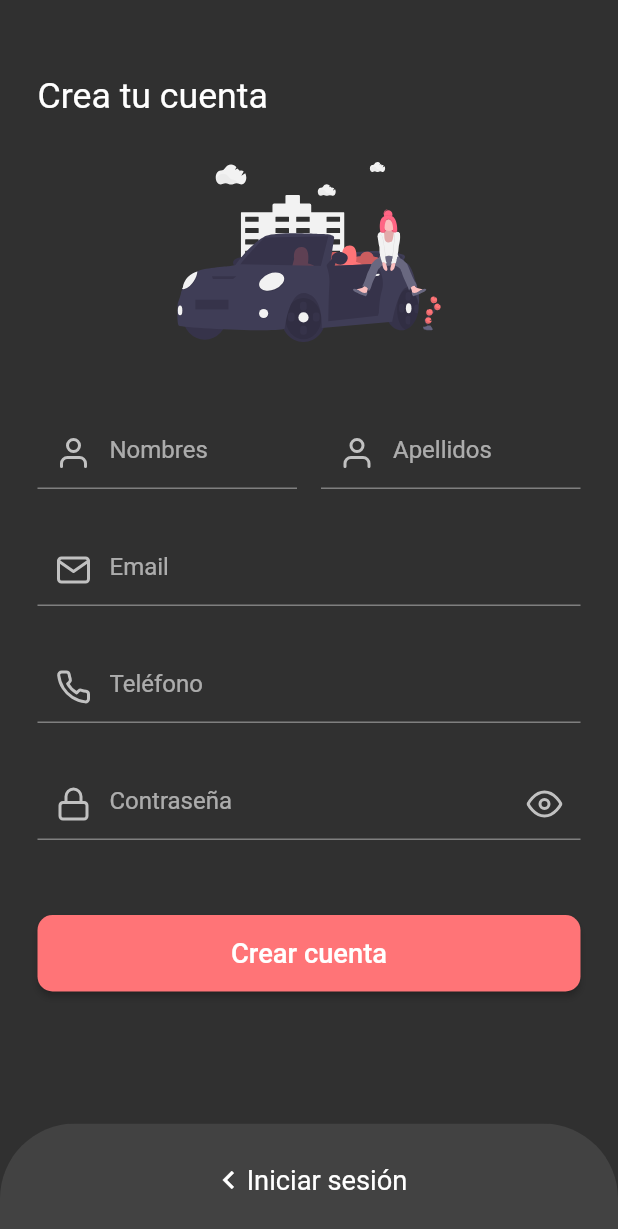
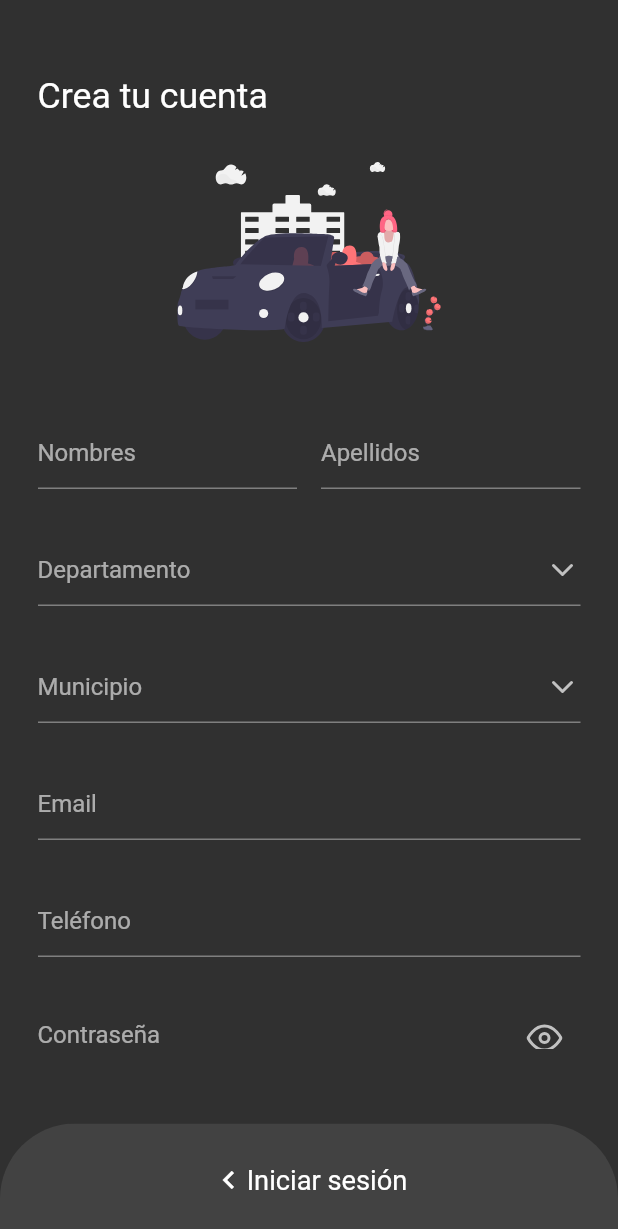
Before and after one commit to KevinSantizo/FLUTTER-SHOPPINGCAR, a Flutter app: the Register screen opened directly, on a phone screen of 412 x 824 dp. Shown: the top 1229 px of the screen. Run offline on Flutter 3.47's test engine with Material 2 defaults, Android fonts, the phone set to English and light mode, and no system bars; our stand-ins replace flutter_svg, flutter_swiper, flutter_vector_icons, material_design_icons_flutter; missing offline and left inert: flutter_launch.

Commit message:
Adding Departments and municipalities

```diff
--- a/lib/src/auth/register.dart
+++ b/lib/src/auth/register.dart
@@ -1,3 +1,4 @@
+import 'package:car_shoping/src/models/address_model.dart';
 import 'package:car_shoping/src/theme/theme.dart';
 import 'package:flutter/material.dart';
 import 'package:flutter_svg/svg.dart';
@@ -16,11 +17,41 @@ class Register extends StatefulWidget {
 class _RegisterState extends State<Register> {
 
   bool obscureText = true;
+  String dropdownValue;
+  String dropdownValue2;
   void chageIconState() {
     setState(() {
       obscureText = !obscureText;
     });
   }
+
+  List<Department> _listDepartment = [
+
+    Department( idDepartment:  1,   nameDepartment:  'Guatemala'      ),
+    Department( idDepartment:  2,   nameDepartment:  'El Progreso'    ),
+    Department( idDepartment:  3,   nameDepartment:  'Sacatepequez'   ),
+    Department( idDepartment:  4,   nameDepartment:  'Chimaltenango'  ),
+    Department( idDepartment:  5,   nameDepartment:  'Escuintla'      ),
+    Department( idDepartment:  6,   nameDepartment:  'Santa Rosa'     ),
+    Department( idDepartment:  7,   nameDepartment:  'Sololá'         ),
+    Department( idDepartment:  8,   nameDepartment:  'Totonicapán'    ),
+    Department( idDepartment:  9,   nameDepartment:  'Quetzaltenango' ),
+    Department( idDepartment:  10,  nameDepartment:  'Suchitepequez'  ),
+    Department( idDepartment:  11,  nameDepartment:  'Retalhuleu'     ),
+    Department( idDepartment:  12,  nameDepartment:  'San Marcos'     ),
+    Department( idDepartment:  13,  nameDepartment:  'Huehuetenango'  ),
+    Department( idDepartment:  14,  nameDepartment:  'Quiché'         ),
+    Department( idDepartment:  15,  nameDepartment:  'Baja Verapaz'   ),
+    Department( idDepartment:  16,  nameDepartment:  'Alta Verapaz'   ),
+    Department( idDepartment:  17,  nameDepartment:  'Petén'          ),
+    Department( idDepartment:  18,  nameDepartment:  'Izabal'         ),
+    Department( idDepartment:  19,  nameDepartment:  'Zacapa'         ),
+    Department( idDepartment:  20,  nameDepartment:  'Chiquimula'     ),
+    Department( idDepartment:  21,  nameDepartment:  'Jalapa'         ),
+    Department( idDepartment:  22,  nameDepartment:  'Jutiapa'        ),
+
+
+  ];
 
   @override
   Widget build(BuildContext context) {
@@ -62,6 +93,10 @@ class _RegisterState extends State<Register> {
                   SizedBox(height: 50.0,),
                   _nameAndLastName(),
                   SizedBox(height: 30.0,),
+                  _department(),
+                  SizedBox(height: 30.0,),
+                  _municipality(),
+                  SizedBox(height: 30.0,),
                   _emailForm(),
                   SizedBox(height: 30.0,),
                   _phoneForm(),
@@ -91,13 +126,63 @@ class _RegisterState extends State<Register> {
    );
  }
 
+  Widget _department(){
+    return Container(
+      child: DropdownButtonFormField<String>(
+        hint: Text('Departamento', textScaleFactor: 1.0),
+        value: dropdownValue,
+        icon: Icon(Feather.chevron_down),
+        iconSize: 24,
+        elevation: 16,
+        style: TextStyle(color: Colors.grey, fontSize: 16.0),
+        onChanged: (String newValue) {
+          setState(() {
+            dropdownValue = newValue;
+            print(dropdownValue);
+          });
+        },
+        items: _listDepartment.map<DropdownMenuItem<String>>((value) {
+           return DropdownMenuItem<String>(
+            value: value.nameDepartment,
+            child: Text(value.nameDepartment),
+          );
+        }).toList(),
+      ),
+    );
+  }
+
+  Widget _municipality(){
+    return Container(
+      child: DropdownButtonFormField<String>(
+        hint: Text('Municipio', textScaleFactor: 1.0,),
+        value: dropdownValue2,
+        icon: Icon(Feather.chevron_down),
+        iconSize: 24,
+        elevation: 16,
+        style: TextStyle(color: Colors.grey, fontSize: 16.0),
+        onChanged: (String newValue) {
+          setState(() {
+            dropdownValue2 = newValue;
+            print(dropdownValue2);
+          });
+        },
+        items: <String>['One', 'Two', 'Free', 'Four']
+            .map<DropdownMenuItem<String>>((String value) {
+          return DropdownMenuItem<String>(
+            value: value,
+            child: Text(value),
+          );
+        }).toList(),
+      ),
+    );
+  }
 
   Widget _nameForm() {
    return TextFormField(
      keyboardType: TextInputType.emailAddress,
      decoration: InputDecoration(
       hintText: 'Nombres',
-      prefixIcon: Icon(Feather.user)
+      // prefixIcon: Icon(Feather.user)
      ),
    );
  }
@@ -107,7 +192,7 @@ class _RegisterState extends State<Register> {
      keyboardType: TextInputType.emailAddress,
      decoration: InputDecoration(
       hintText: 'Apellidos',
-      prefixIcon: Icon(Feather.user)
+      // prefixIcon: Icon(Feather.user)
      ),
    );
  }
@@ -117,7 +202,7 @@ class _RegisterState extends State<Register> {
      keyboardType: TextInputType.emailAddress,
      decoration: InputDecoration(
       hintText: 'Email',
-      prefixIcon: Icon(Feather.mail)
+      // prefixIcon: Icon(Feather.mail)
      ),
    );
  }
@@ -127,7 +212,7 @@ Widget _phoneForm() {
      keyboardType: TextInputType.emailAddress,
      decoration: InputDecoration(
       hintText: 'Teléfono',
-      prefixIcon: Icon(Feather.phone)
+      // prefixIcon: Icon(Feather.phone)
       ),
     );
   }
@@ -138,7 +223,7 @@ Widget _phoneForm() {
     keyboardType: TextInputType.emailAddress,
     decoration: InputDecoration(
       hintText: 'Contraseña',
-      prefixIcon: obscureText ? _lockIcon() : _unlockIcon(),
+      // prefixIcon: obscureText ? _lockIcon() : _unlockIcon(),
       suffixIcon: IconButton(
         icon: obscureText ? _visibilityOn() : _visibilityOff(),
         onPressed: chageIconState,
--- /dev/null
+++ b/lib/src/models/address_model.dart
@@ -0,0 +1,27 @@
+
+
+import 'package:flutter/material.dart';
+
+class Department{
+
+  int idDepartment;
+  String nameDepartment;
+
+  Department({
+    @required this.idDepartment,
+    @required this.nameDepartment
+  });
+
+}
+
+class Town{
+
+  int idTown;
+  String nameTown;
+
+  Town({
+    @required this.idTown,
+    @required this.nameTown
+  });
+
+}
--- a/pubspec.yaml
+++ b/pubspec.yaml
@@ -34,6 +34,7 @@ dependencies:
   flutter_swiper: ^1.1.6
   flutter_launch: ^0.2.0
   url_launcher: ^5.4.11
+  cloud_firestore: ^0.13.7
 
 dev_dependencies:
   flutter_test:
```
Also changed, not shown: pubspec.lock, 3 other files. Lines whose indentation alone changed are shown as unchanged.
